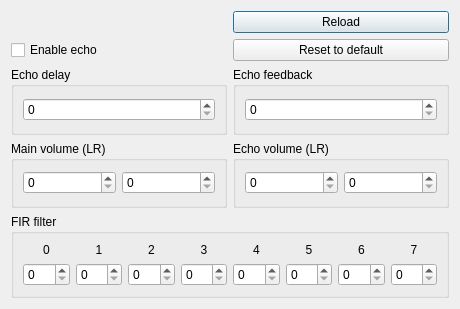
Qt form examples/MusPlay-Qt/MainWindow/echo_tune.ui (WohlSoft/SDL-Mixer-X) before a commit.
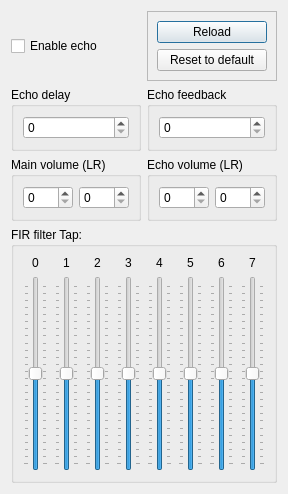
The same form after that commit.

Commit message: MusPlay: Replace spinboxes with sliders at the FIR filter TAPs

What changed in the file:
```diff
--- a/examples/MusPlay-Qt/MainWindow/echo_tune.ui
+++ b/examples/MusPlay-Qt/MainWindow/echo_tune.ui
@@ -6,53 +6,39 @@
    <rect>
     <x>0</x>
     <y>0</y>
-    <width>460</width>
-    <height>309</height>
+    <width>284</width>
+    <height>494</height>
    </rect>
   </property>
   <property name="windowTitle">
    <string>Echo tuner</string>
   </property>
   <layout class="QGridLayout" name="gridLayout_2">
-   <item row="3" column="0">
-    <widget class="QGroupBox" name="groupBox">
-     <property name="title">
-      <string>Main volume (LR)</string>
-     </property>
-     <layout class="QHBoxLayout" name="horizontalLayout">
-      <item>
-       <widget class="QSpinBox" name="echo_mvoll">
-        <property name="maximum">
-         <number>128</number>
-        </property>
-       </widget>
-      </item>
-      <item>
-       <widget class="QSpinBox" name="echo_mvolr">
-        <property name="maximum">
-         <number>128</number>
-        </property>
-       </widget>
-      </item>
-     </layout>
-    </widget>
-   </item>
    <item row="4" column="0" colspan="2">
     <widget class="QGroupBox" name="groupBox_3">
+     <property name="minimumSize">
+      <size>
+       <width>0</width>
+       <height>254</height>
+      </size>
+     </property>
      <property name="title">
-      <string>FIR filter</string>
+      <string>FIR filter Tap:</string>
      </property>
      <layout class="QGridLayout" name="gridLayout">
-      <item row="0" column="0">
-       <widget class="QLabel" name="label_2">
-        <property name="text">
-         <string>0</string>
+      <item row="1" column="0">
+       <widget class="QSlider" name="echo_fir0">
+        <property name="minimum">
+         <number>-127</number>
         </property>
-        <property name="textFormat">
-         <enum>Qt::PlainText</enum>
+        <property name="maximum">
+         <number>127</number>
         </property>
-        <property name="alignment">
-         <set>Qt::AlignCenter</set>
+        <property name="orientation">
+         <enum>Qt::Vertical</enum>
+        </property>
+        <property name="tickPosition">
+         <enum>QSlider::TicksBothSides</enum>
         </property>
        </widget>
       </item>
@@ -69,23 +55,10 @@
         </property>
        </widget>
       </item>
-      <item row="0" column="2">
-       <widget class="QLabel" name="label_4">
+      <item row="0" column="7">
+       <widget class="QLabel" name="label_9">
         <property name="text">
-         <string>2</string>
-        </property>
-        <property name="textFormat">
-         <enum>Qt::PlainText</enum>
-        </property>
-        <property name="alignment">
-         <set>Qt::AlignCenter</set>
-        </property>
-       </widget>
-      </item>
-      <item row="0" column="3">
-       <widget class="QLabel" name="label_5">
-        <property name="text">
-         <string>3</string>
+         <string>7</string>
         </property>
         <property name="textFormat">
          <enum>Qt::PlainText</enum>
@@ -108,19 +81,6 @@
         </property>
        </widget>
       </item>
-      <item row="0" column="5">
-       <widget class="QLabel" name="label_7">
-        <property name="text">
-         <string>5</string>
-        </property>
-        <property name="textFormat">
-         <enum>Qt::PlainText</enum>
-        </property>
-        <property name="alignment">
-         <set>Qt::AlignCenter</set>
-        </property>
-       </widget>
-      </item>
       <item row="0" column="6">
        <widget class="QLabel" name="label_8">
         <property name="text">
@@ -134,10 +94,10 @@
         </property>
        </widget>
       </item>
-      <item row="0" column="7">
-       <widget class="QLabel" name="label_9">
+      <item row="0" column="5">
+       <widget class="QLabel" name="label_7">
         <property name="text">
-         <string>7</string>
+         <string>5</string>
         </property>
         <property name="textFormat">
          <enum>Qt::PlainText</enum>
@@ -147,89 +107,190 @@
         </property>
        </widget>
       </item>
-      <item row="1" column="0">
-       <widget class="QSpinBox" name="echo_fir0">
-        <property name="maximum">
-         <number>255</number>
+      <item row="0" column="3">
+       <widget class="QLabel" name="label_5">
+        <property name="text">
+         <string>3</string>
         </property>
-        <property name="displayIntegerBase">
-         <number>16</number>
+        <property name="textFormat">
+         <enum>Qt::PlainText</enum>
+        </property>
+        <property name="alignment">
+         <set>Qt::AlignCenter</set>
         </property>
        </widget>
       </item>
       <item row="1" column="1">
-       <widget class="QSpinBox" name="echo_fir1">
+       <widget class="QSlider" name="echo_fir1">
+        <property name="minimum">
+         <number>-127</number>
+        </property>
         <property name="maximum">
-         <number>255</number>
+         <number>127</number>
         </property>
-        <property name="displayIntegerBase">
-         <number>16</number>
+        <property name="orientation">
+         <enum>Qt::Vertical</enum>
+        </property>
+        <property name="tickPosition">
+         <enum>QSlider::TicksBothSides</enum>
+        </property>
+       </widget>
+      </item>
+      <item row="0" column="0">
+       <widget class="QLabel" name="label_2">
+        <property name="text">
+         <string>0</string>
+        </property>
+        <property name="textFormat">
+         <enum>Qt::PlainText</enum>
+        </property>
+        <property name="alignment">
+         <set>Qt::AlignCenter</set>
+        </property>
+       </widget>
+      </item>
+      <item row="0" column="2">
+       <widget class="QLabel" name="label_4">
+        <property name="text">
+         <string>2</string>
+        </property>
+        <property name="textFormat">
+         <enum>Qt::PlainText</enum>
+        </property>
+        <property name="alignment">
+         <set>Qt::AlignCenter</set>
         </property>
        </widget>
       </item>
       <item row="1" column="2">
-       <widget class="QSpinBox" name="echo_fir2">
+       <widget class="QSlider" name="echo_fir2">
+        <property name="minimum">
+         <number>-127</number>
+        </property>
         <property name="maximum">
-         <number>255</number>
+         <number>127</number>
         </property>
-        <property name="displayIntegerBase">
-         <number>16</number>
+        <property name="orientation">
+         <enum>Qt::Vertical</enum>
+        </property>
+        <property name="tickPosition">
+         <enum>QSlider::TicksBothSides</enum>
         </property>
        </widget>
       </item>
       <item row="1" column="3">
-       <widget class="QSpinBox" name="echo_fir3">
+       <widget class="QSlider" name="echo_fir3">
+        <property name="minimum">
+         <number>-127</number>
+        </property>
         <property name="maximum">
-         <number>255</number>
+         <number>127</number>
         </property>
-        <property name="displayIntegerBase">
-         <number>16</number>
+        <property name="orientation">
+         <enum>Qt::Vertical</enum>
+        </property>
+        <property name="tickPosition">
+         <enum>QSlider::TicksBothSides</enum>
         </property>
        </widget>
       </item>
       <item row="1" column="4">
-       <widget class="QSpinBox" name="echo_fir4">
+       <widget class="QSlider" name="echo_fir4">
+        <property name="minimum">
+         <number>-127</number>
+        </property>
         <property name="maximum">
-         <number>255</number>
+         <number>127</number>
         </property>
-        <property name="displayIntegerBase">
-         <number>16</number>
+        <property name="orientation">
+         <enum>Qt::Vertical</enum>
+        </property>
+        <property name="tickPosition">
+         <enum>QSlider::TicksBothSides</enum>
         </property>
        </widget>
       </item>
       <item row="1" column="5">
-       <widget class="QSpinBox" name="echo_fir5">
+       <widget class="QSlider" name="echo_fir5">
+        <property name="minimum">
+         <number>-127</number>
+        </property>
         <property name="maximum">
-         <number>255</number>
+         <number>127</number>
         </property>
-        <property name="displayIntegerBase">
-         <number>16</number>
+        <property name="orientation">
+         <enum>Qt::Vertical</enum>
+        </property>
+        <property name="tickPosition">
+         <enum>QSlider::TicksBothSides</enum>
         </property>
        </widget>
       </item>
       <item row="1" column="6">
-       <widget class="QSpinBox" name="echo_fir6">
+       <widget class="QSlider" name="echo_fir6">
+        <property name="minimum">
+         <number>-127</number>
+        </property>
         <property name="maximum">
-         <number>255</number>
+         <number>127</number>
         </property>
-        <property name="displayIntegerBase">
-         <number>16</number>
+        <property name="orientation">
+         <enum>Qt::Vertical</enum>
+        </property>
+        <property name="tickPosition">
+         <enum>QSlider::TicksBothSides</enum>
         </property>
        </widget>
       </item>
       <item row="1" column="7">
-       <widget class="QSpinBox" name="echo_fir7">
+       <widget class="QSlider" name="echo_fir7">
+        <property name="minimum">
+         <number>-127</number>
+        </property>
         <property name="maximum">
-         <number>255</number>
+         <number>127</number>
         </property>
-        <property name="displayIntegerBase">
-         <number>16</number>
+        <property name="orientation">
+         <enum>Qt::Vertical</enum>
         </property>
+        <property name="tickPosition">
+         <enum>QSlider::TicksBothSides</enum>
+        </property>
        </widget>
       </item>
      </layout>
     </widget>
    </item>
+   <item row="3" column="0">
+    <widget class="QGroupBox" name="groupBox">
+     <property name="title">
+      <string>Main volume (LR)</string>
+     </property>
+     <layout class="QHBoxLayout" name="horizontalLayout">
+      <item>
+       <widget class="QSpinBox" name="echo_mvoll">
+        <property name="maximum">
+         <number>127</number>
+        </property>
+       </widget>
+      </item>
+      <item>
+       <widget class="QSpinBox" name="echo_mvolr">
+        <property name="maximum">
+         <number>127</number>
+        </property>
+       </widget>
+      </item>
+     </layout>
+    </widget>
+   </item>
+   <item row="0" column="0">
+    <widget class="QCheckBox" name="echo_eon">
+     <property name="text">
+      <string>Enable echo</string>
+     </property>
+    </widget>
+   </item>
    <item row="2" column="0">
     <widget class="QGroupBox" name="groupBox_4">
      <property name="title">
@@ -246,6 +307,22 @@
      </layout>
     </widget>
    </item>
+   <item row="2" column="1">
+    <widget class="QGroupBox" name="groupBox_5">
+     <property name="title">
+      <string>Echo feedback</string>
+     </property>
+     <layout class="QHBoxLayout" name="horizontalLayout_4">
+      <item>
+       <widget class="QSpinBox" name="echo_efb">
+        <property name="maximum">
+         <number>127</number>
+        </property>
+       </widget>
+      </item>
+     </layout>
+    </widget>
+   </item>
    <item row="3" column="1">
     <widget class="QGroupBox" name="groupBox_2">
      <property name="title">
@@ -255,14 +332,14 @@
       <item>
        <widget class="QSpinBox" name="echo_evoll">
         <property name="maximum">
-         <number>128</number>
+         <number>127</number>
         </property>
        </widget>
       </item>
       <item>
        <widget class="QSpinBox" name="echo_evolr">
         <property name="maximum">
-         <number>128</number>
+         <number>127</number>
         </property>
        </widget>
       </item>
@@ -270,36 +347,25 @@
     </widget>
    </item>
    <item row="0" column="1">
-    <widget class="QPushButton" name="echo_reload">
-     <property name="text">
-      <string>Reload</string>
+    <widget class="QFrame" name="frame">
+     <property name="frameShape">
+      <enum>QFrame::StyledPanel</enum>
      </property>
-    </widget>
-   </item>
-   <item row="1" column="1">
-    <widget class="QPushButton" name="reset">
-     <property name="text">
-      <string>Reset to default</string>
+     <property name="frameShadow">
+      <enum>QFrame::Raised</enum>
      </property>
-    </widget>
-   </item>
-   <item row="1" column="0">
-    <widget class="QCheckBox" name="echo_eon">
-     <property name="text">
-      <string>Enable echo</string>
-     </property>
-    </widget>
-   </item>
-   <item row="2" column="1">
-    <widget class="QGroupBox" name="groupBox_5">
-     <property name="title">
-      <string>Echo feedback</string>
-     </property>
-     <layout class="QHBoxLayout" name="horizontalLayout_4">
+     <layout class="QVBoxLayout" name="verticalLayout">
       <item>
-       <widget class="QSpinBox" name="echo_efb">
-        <property name="maximum">
-         <number>127</number>
+       <widget class="QPushButton" name="echo_reload">
+        <property name="text">
+         <string>Reload</string>
+        </property>
+       </widget>
+      </item>
+      <item>
+       <widget class="QPushButton" name="reset">
+        <property name="text">
+         <string>Reset to default</string>
         </property>
        </widget>
       </item>
```
The commit also changes 3 other files.
